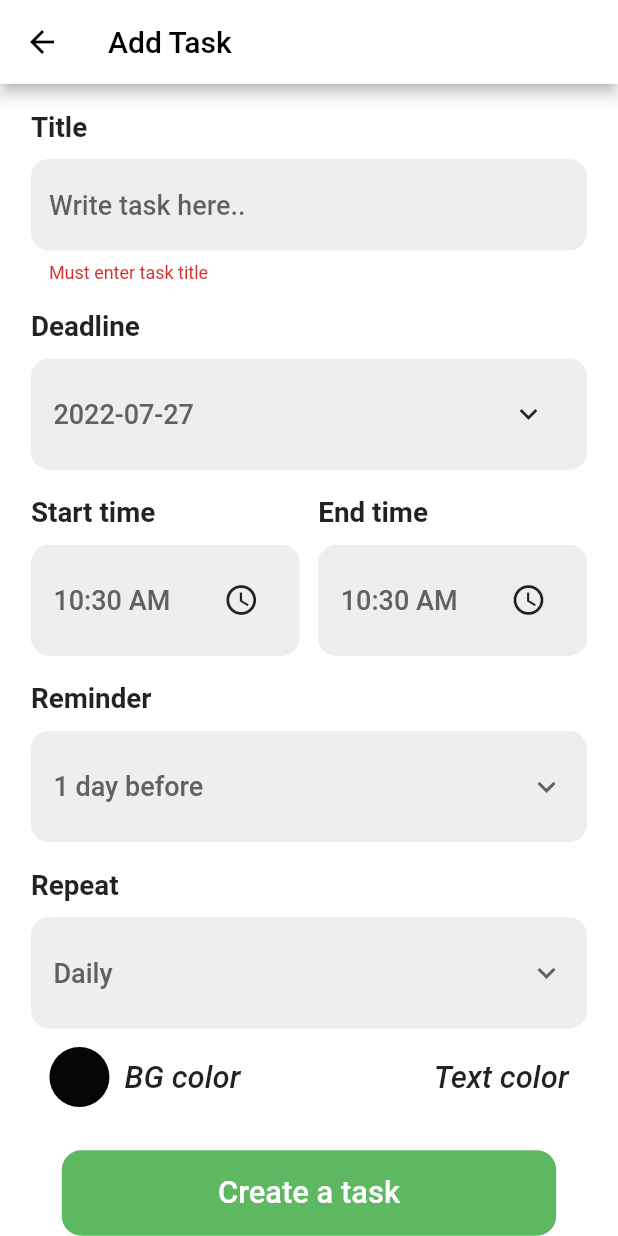
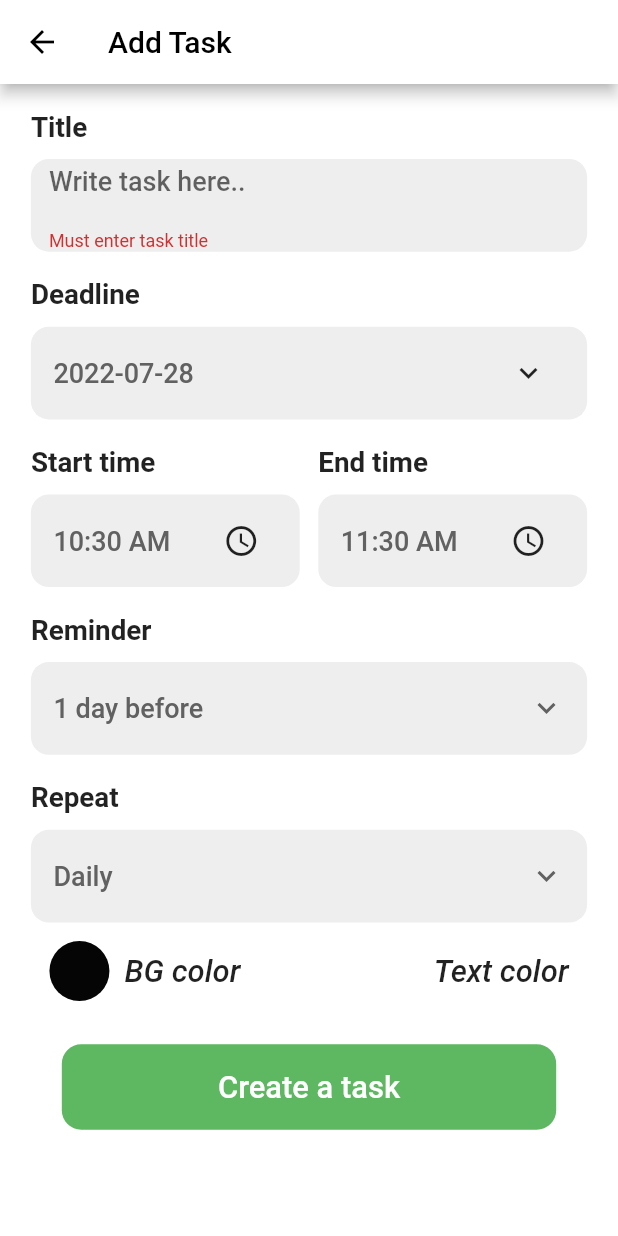
Before and after one commit to Ramy-khashan/todo, a Flutter app: the AddTaskScreen screen opened directly, after a tap on "Create a task", on a phone screen of 412 x 824 dp. Run offline on Flutter 3.47's test engine with Material 2 defaults, Android fonts, the phone set to English and light mode, and no system bars; our stand-ins replace flutter_bloc, flutter_colorpicker, flutter_local_notifications, fluttertoast, sqflite, timezone; accounts and stored records are empty.

Commit message:
Some edit in ui and add class to get duration to show notification and manage it with local_notification

```diff
--- a/lib/cubit/adding_task_cubit/adding_task_cubit.dart
+++ b/lib/cubit/adding_task_cubit/adding_task_cubit.dart
@@ -3,6 +3,7 @@ import 'dart:developer';
 import 'package:flutter/material.dart';
 import 'package:flutter_bloc/flutter_bloc.dart';
 import 'package:flutter_colorpicker/flutter_colorpicker.dart';
+import 'package:todo/presentation/share_widget/button.dart';
 
 import '../../data/addtask_data.dart';
 import 'adding_task_state.dart';
@@ -13,9 +14,11 @@ class AddingTaskCubit extends Cubit<AddingTaskState> {
   String repeatValue = AddTaskData.repeat[0];
   final taskController = TextEditingController();
   static AddingTaskCubit get(ctx) => BlocProvider.of(ctx);
+  TimeOfDay endTime =
+      TimeOfDay(hour: TimeOfDay.now().hour + 1, minute: TimeOfDay.now().minute);
   TimeOfDay startTime = TimeOfDay.now();
-  TimeOfDay endTime = TimeOfDay.now();
-  DateTime deadLine = DateTime.now();
+  DateTime deadLine = DateTime(
+      DateTime.now().year, DateTime.now().month, DateTime.now().day + 1);
   late Color pickerBGColor;
   late Color pickerTextColor;
   String titleLan = "en";
@@ -109,7 +112,7 @@ class AddingTaskCubit extends Cubit<AddingTaskState> {
   getDate(context) {
     showDatePicker(
             context: context,
-            initialDate: DateTime.now(),
+            initialDate: deadLine,
             firstDate: DateTime.now(),
             lastDate: DateTime(2023))
         .then((value) {
@@ -128,7 +131,7 @@ class AddingTaskCubit extends Cubit<AddingTaskState> {
     emit(PutColorState());
   }
 
-  showColorPicker(context, {required bool isText}) {
+  showColorPicker(context, {required bool isText, required Size size}) {
     showDialog(
         context: context,
         builder: (context) => AlertDialog(
@@ -142,13 +145,14 @@ class AddingTaskCubit extends Cubit<AddingTaskState> {
                       changeBGColor(color, isText);
                     }),
               ),
-              actions: <Widget>[
-                ElevatedButton(
-                  child: const Text('Got it'),
-                  onPressed: () {
-                    Navigator.of(context).pop();
-                  },
-                ),
+              actions: [
+                ButtonItem(
+                    head: "Got it",
+                    paddingSize: .016,
+                    onPress: () {
+                      Navigator.of(context).pop();
+                    },
+                    size: size)
               ],
             ));
   }
@@ -174,5 +178,4 @@ class AddingTaskCubit extends Cubit<AddingTaskState> {
       emit(LanguageState());
     }
   }
-
 }
--- a/lib/presentation/adding_task/add_task_page.dart
+++ b/lib/presentation/adding_task/add_task_page.dart
@@ -6,6 +6,7 @@ import 'package:todo/presentation/adding_task/widget/get_date.dart';
 import 'package:todo/presentation/adding_task/widget/get_title.dart';
 import 'package:todo/presentation/adding_task/widget/pick_color.dart';
 import 'package:todo/presentation/adding_task/widget/start_end_time.dart';
+import 'package:todo/services/get_duration_minutes.dart';
 
 import '../../cubit/adding_task_cubit/adding_task_cubit.dart';
 import '../../cubit/adding_task_cubit/adding_task_state.dart';
@@ -101,10 +102,12 @@ class AddTaskScreen extends StatelessWidget {
                   ),
                   PickColorItem(
                     onChangeBG: () {
-                        controller.showColorPicker(context, isText: false);
+                      controller.showColorPicker(context,
+                          isText: false, size: size);
                     },
                     onChangeText: () {
-                        controller.showColorPicker(context, isText: true);
+                      controller.showColorPicker(context,
+                          isText: true, size: size);
                     },
                     size: size,
                     colorBg: controller.pickerBGColor,
@@ -117,11 +120,20 @@ class AddTaskScreen extends StatelessWidget {
                         head: "Create a task",
                         onPress: () {
                           if (controller.formKey.currentState!.validate()) {
+                            int minutes = ControlTime(
+                                    startDay: DateTime(
+                                            DateTime.now().year,
+                                            DateTime.now().month,
+                                            DateTime.now().day)
+                                        .day,
+                                    deadLineDay: controller.deadLine.day,
+                                    startTime: controller.startTime,
+                                    endTime: controller.endTime)
+                                .calTime();
                             todoController.insertNote(
                                 task: controller.taskController.text,
                                 endTime: controller.endTime.format(context),
-                                  startTime:
-                                      controller.startTime.format(context),
+                                startTime: controller.startTime.format(context),
                                 deadLine: controller.deadLine
                                     .toLocal()
                                     .toString()
@@ -137,7 +149,9 @@ class AddTaskScreen extends StatelessWidget {
                                     .substring(6, 16),
                                 favorite: 0,
                                 addedAt:
-                                      DateFormat.yMd().format(DateTime.now()));
+                                    DateFormat.yMd().format(DateTime.now()),
+                                durationTime: minutes);
+                            controller.taskController.clear();
                             Navigator.pop(context);
                           }
                         },
@@ -146,7 +160,8 @@ class AddTaskScreen extends StatelessWidget {
                     },
                   ),
                 ],
-                )),
+              ),
+            ),
           );
         },
       ),
--- a/lib/presentation/adding_task/widget/dropdown_list.dart
+++ b/lib/presentation/adding_task/widget/dropdown_list.dart
@@ -28,13 +28,14 @@ class DropDownListItem extends StatelessWidget {
           size: size,
         ),
         Container(
-          height: size.longestSide * .09,
+          height: size.longestSide * .075,
           padding: const EdgeInsets.symmetric(horizontal: 15),
           decoration: BoxDecoration(
               color: OwnColor.addTaskFieldsColor,
               borderRadius: BorderRadius.circular(12)),
           child: Center(
             child: DropdownButton<String>(
+              borderRadius: BorderRadius.circular(12),
               isExpanded: true,
               underline: Container(color: Colors.transparent),
               value: reminderValue,
--- a/lib/presentation/adding_task/widget/get_date.dart
+++ b/lib/presentation/adding_task/widget/get_date.dart
@@ -27,7 +27,7 @@ class GetDateItem extends StatelessWidget {
           size: size,
         ),
         Container(
-          height: size.longestSide * .09,
+          height: size.longestSide * .075,
           padding: const EdgeInsets.symmetric(horizontal: 15),
           decoration: BoxDecoration(
               color: OwnColor.addTaskFieldsColor,
--- a/lib/presentation/adding_task/widget/get_title.dart
+++ b/lib/presentation/adding_task/widget/get_title.dart
@@ -30,7 +30,12 @@ class GetTitleItem extends StatelessWidget {
           head: head,
           size: size,
         ),
-        TextFormField(
+        Container(
+          height: size.longestSide * .075,
+          decoration: BoxDecoration(
+              color: OwnColor.addTaskFieldsColor,
+              borderRadius: BorderRadius.circular(12)),
+          child: TextFormField(
             validator: (String? val) {
               return onValid(val!);
             },
@@ -39,8 +44,6 @@ class GetTitleItem extends StatelessWidget {
             controller: controller,
             onChanged: onChange,
             decoration: InputDecoration(
-            filled: true,
-            fillColor: OwnColor.addTaskFieldsColor,
               hintText: "Write task here..",
               border: OutlineInputBorder(
                 borderSide: BorderSide.none,
@@ -48,6 +51,7 @@ class GetTitleItem extends StatelessWidget {
               ),
             ),
           ),
+        ),
       ],
     );
   }
--- a/lib/presentation/adding_task/widget/start_end_time.dart
+++ b/lib/presentation/adding_task/widget/start_end_time.dart
@@ -9,7 +9,13 @@ class StartEndTimeItem extends StatelessWidget {
   final Size size;
   final VoidCallback onTap;
 
-  const StartEndTimeItem({Key? key,required this.head,required this.time,required this.onTap,required this.size}) : super(key: key);
+  const StartEndTimeItem(
+      {Key? key,
+      required this.head,
+      required this.time,
+      required this.onTap,
+      required this.size})
+      : super(key: key);
 
   @override
   Widget build(BuildContext context) {
@@ -23,7 +29,7 @@ class StartEndTimeItem extends StatelessWidget {
           ),
           Container(
             padding: const EdgeInsets.symmetric(horizontal: 15),
-            height: size.longestSide * .09,
+            height: size.longestSide * .075,
             decoration: BoxDecoration(
                 color: OwnColor.addTaskFieldsColor,
                 borderRadius: BorderRadius.circular(12)),
@@ -35,8 +41,7 @@ class StartEndTimeItem extends StatelessWidget {
                 ),
                 const Spacer(),
                 IconButton(
-                    onPressed: onTap,
-                    icon: const Icon(Icons.access_time))
+                    onPressed: onTap, icon: const Icon(Icons.access_time))
               ],
             ),
           ),
--- a/lib/presentation/board/board_page.dart
+++ b/lib/presentation/board/board_page.dart
@@ -46,7 +46,7 @@ class BoardPageScreenState extends State<BoardPageScreen>
                   icon: Icons.search_outlined, onPress: () {}, size: size),
               IconButtonItem(
                   icon: Icons.notifications_active_outlined,
-                  onPress: () {},
+                  onPress: () async {},
                   size: size),
               IconButtonItem(
                   icon: Icons.schedule,
--- a/lib/presentation/schedule/schedule_page.dart
+++ b/lib/presentation/schedule/schedule_page.dart
@@ -39,14 +39,15 @@ class ScheduleScreen extends StatelessWidget {
                 final controller = SchedualCubit.get(context);
                 return Column(
                   children: [
-                    Expanded(
+                    SizedBox(
+                      height: size.longestSide * .15,
                       child: ListView.builder(
                         physics: const BouncingScrollPhysics(),
                         itemCount: DateTime(DateTime.now().year,
                                 DateTime.now().month + 1, 0)
                             .day,
                         scrollDirection: Axis.horizontal,
-                        itemBuilder: (context, index) => InkWell(
+                        itemBuilder: (context, index) => GestureDetector(
                           onTap: () {
                             controller.onGetDay(index + 1);
                             controller.todoTasks = [];
@@ -87,7 +88,6 @@ class ScheduleScreen extends StatelessWidget {
                       ),
                     ),
                     Expanded(
-                      flex: 4,
                       child: controller.todoTasks.isEmpty
                           ? EmptyShape(
                               head: DateTime(
--- a/lib/presentation/share_widget/button.dart
+++ b/lib/presentation/share_widget/button.dart
@@ -5,9 +5,11 @@ class ButtonItem extends StatelessWidget {
   final VoidCallback onPress;
   final Size size;
   final Color color;
+  final double paddingSize;
   const ButtonItem(
       {Key? key,
       required this.head,
+      this.paddingSize=.02,
       required this.onPress,
       required this.size,
       this.color = Colors.green})
@@ -18,11 +20,12 @@ class ButtonItem extends StatelessWidget {
     return GestureDetector(
       onTap: onPress,
       child: Container(
-        padding: EdgeInsets.symmetric(vertical: size.longestSide * .02),
+        padding: EdgeInsets.symmetric(vertical: size.longestSide * paddingSize),
         width: double.infinity,
-        margin:
-            EdgeInsets.symmetric(horizontal: size.shortestSide * .05,vertical:  size.longestSide * .02)
-      ,  decoration: BoxDecoration(
+        margin: EdgeInsets.symmetric(
+            horizontal: size.shortestSide * .05,
+            vertical: size.longestSide * .02),
+        decoration: BoxDecoration(
             borderRadius: BorderRadius.circular(13),
             color: color.withOpacity(.9)),
         child: Text(
```
Also changed, not shown: lib/cubit/todo_app_cubit/todo_cubit_cubit.dart (+9 -5 lines), lib/services/get_duration_minutes.dart (added, +96 -0 lines), lib/services/notification_service.dart (+15 -19 lines), 20 other files. Lines whose indentation alone changed are shown as unchanged.
